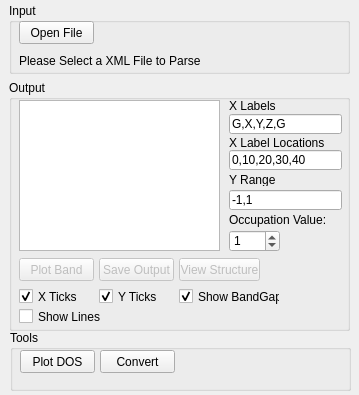
This is ui.ui in aerezaee/QETools as Qt 5 draws it before an edit. The edited form follows.
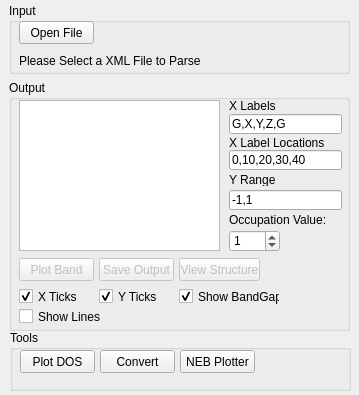
This is the edited form.

Commit message: Add NEB Plotter Tool

What changed in the file:
```diff
--- a/ui.ui
+++ b/ui.ui
@@ -353,6 +353,19 @@
      <string>Convert</string>
     </property>
    </widget>
+   <widget class="QPushButton" name="nebBtn">
+    <property name="geometry">
+     <rect>
+      <x>170</x>
+      <y>20</y>
+      <width>75</width>
+      <height>23</height>
+     </rect>
+    </property>
+    <property name="text">
+     <string>NEB Plotter</string>
+    </property>
+   </widget>
   </widget>
  </widget>
  <resources/>
```
The commit also changes 5 other files.
